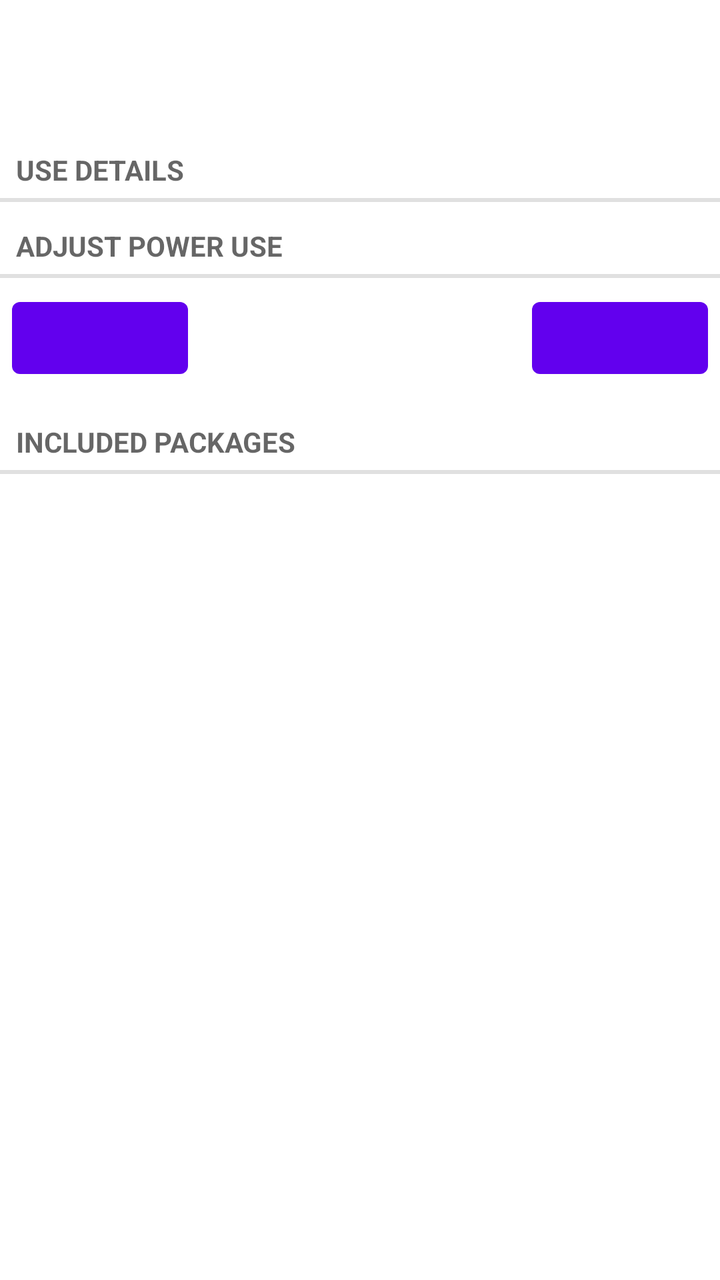
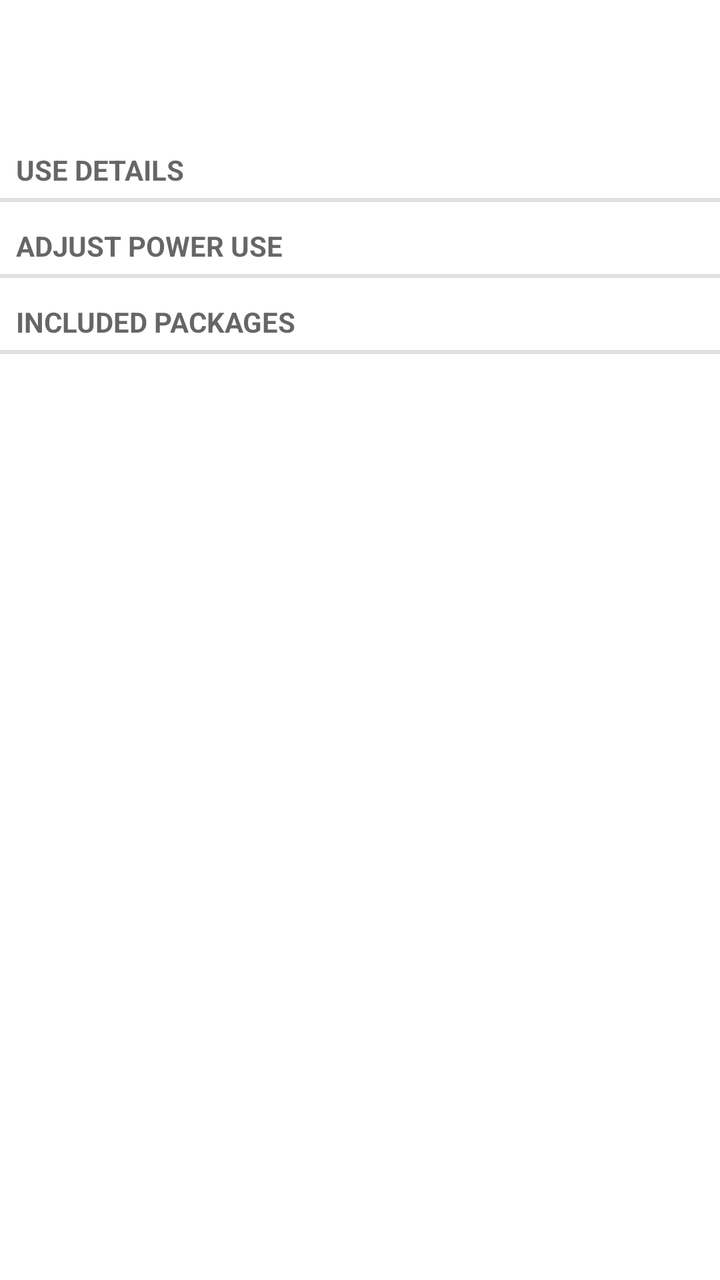

Screens rendered from an Android XML layout before and after an edit, with the pre-edit source and the edit as a unified diff.
<!-- AndroidManifest.xml: fallback theme Theme.MaterialComponents.DayNight.NoActionBar -->
<!-- res/layout/power_usage_details.xml -->
<?xml version="1.0" encoding="utf-8"?>
<ScrollView
    xmlns:android="http://schemas.android.com/apk/res/android"
    android:layout_width="fill_parent"
    android:layout_height="fill_parent">
    <LinearLayout
        android:id="@+id/all_details"
        android:layout_width="fill_parent"
        android:layout_height="fill_parent"
        android:paddingTop="5dip"
        android:paddingBottom="5dip"
        android:orientation="vertical">

        <LinearLayout
            android:layout_width="fill_parent"
            android:layout_height="wrap_content"
            android:minHeight="?android:attr/listPreferredItemHeight"
            android:orientation="horizontal"
            android:gravity="center_vertical"
            android:paddingLeft="12dip"
            android:paddingRight="?android:attr/scrollbarSize">

            <ImageView
                android:id="@+id/icon"
                android:layout_width="48dip"
                android:layout_height="wrap_content"
                android:layout_marginRight="6dip"
                android:layout_gravity="center" />

            <RelativeLayout
                android:layout_width="wrap_content"
                android:layout_height="wrap_content"
                android:layout_marginRight="8dip"
                android:layout_marginTop="2dip"
                android:layout_marginBottom="6dip"
                android:layout_weight="1">

                <TextView android:id="@+id/name"
                    android:layout_width="wrap_content"
                    android:layout_height="wrap_content"
                    android:singleLine="true"
                    android:layout_marginTop="2dip"
                    android:layout_alignParentLeft="true"
                    android:layout_alignParentTop="true"
                    android:layout_toLeftOf="@+id/battery_percentage"
                    android:ellipsize="marquee"
                    android:textAppearance="?android:attr/textAppearanceMedium"/>
                <TextView android:id="@+id/battery_percentage"
                    android:layout_width="wrap_content"
                    android:layout_height="wrap_content"
                    android:singleLine="true"
                    android:layout_alignParentRight="true"
                    android:layout_alignBottom="@+id/name"
                    android:layout_gravity="bottom"
                    android:textAppearance="?android:attr/textAppearanceSmall"
                    android:textStyle="bold"/>
                <ImageView
                    android:id="@+id/gauge"
                    android:background="#80404040"
                    android:layout_height="wrap_content"
                    android:layout_width="fill_parent"
                    android:layout_marginTop="5dip"
                    android:layout_below="@id/battery_percentage"
                    android:layout_gravity="center_vertical" />
                <TextView android:id="@+id/summary"
                    android:layout_width="wrap_content"
                    android:layout_height="wrap_content"
                    android:layout_alignLeft="@id/gauge"
                    android:layout_below="@id/gauge"
                    android:textAppearance="?android:attr/textAppearanceSmall"
                    />
            </RelativeLayout>
        </LinearLayout>

        <TextView
            style="?android:attr/listSeparatorTextViewStyle"
            android:text="@string/details_subtitle" />

        <LinearLayout
            android:id="@+id/details"
            android:layout_width="fill_parent"
            android:layout_height="wrap_content"
            android:paddingLeft="6dip"
            android:orientation="vertical">

            

        </LinearLayout>

        <LinearLayout
            android:id="@+id/controls_section"
            android:layout_width="fill_parent"
            android:layout_height="wrap_content"
            android:orientation="vertical">

            <TextView
                android:id="@+id/controls_section_title"
                style="?android:attr/listSeparatorTextViewStyle"
                android:layout_marginTop="6dip"
                android:text="@string/controls_subtitle" />
            
            <RelativeLayout
                android:layout_width="fill_parent"
                android:layout_height="wrap_content">

                <Button
                    android:id="@+id/action_button1"
                    android:layout_width="wrap_content"
                    android:layout_height="wrap_content"
                    android:layout_marginLeft="6dip"
                    android:layout_marginTop="6dip"
                    android:layout_marginBottom="6dip"
                    android:layout_marginRight="6dip"
                    android:layout_alignParentLeft="true"
                    android:layout_weight="1"/>
                <Button
                    android:id="@+id/action_button2"
                    android:layout_width="wrap_content"
                    android:layout_height="wrap_content"
                    android:layout_marginLeft="6dip"
                    android:layout_marginTop="6dip"
                    android:layout_marginBottom="6dip"
                    android:layout_marginRight="6dip"
                    android:layout_alignParentRight="true"
                    android:layout_weight="1"/>

            </RelativeLayout>

        </LinearLayout>
                    
        <TextView
            android:id="@+id/packages_section_title"
            style="?android:attr/listSeparatorTextViewStyle"
            android:layout_marginTop="6dip"
            android:text="@string/packages_subtitle" />

        <LinearLayout
            android:id="@+id/packages_section"
            android:layout_width="fill_parent"
            android:layout_height="wrap_content"
            android:paddingLeft="6dip"
            android:orientation="vertical">

            

        </LinearLayout>
    </LinearLayout>
</ScrollView>
<!-- resources referenced by this layout -->
<resources>
  <string name="controls_subtitle">Adjust power use</string>
  <string name="details_subtitle">Use details</string>
  <string name="packages_subtitle">Included packages</string>
</resources>

<!-- the commit's change to res/layout/power_usage_details.xml (unified diff, before → after) -->
@@ -88,43 +88,18 @@
         </LinearLayout>
 
         <LinearLayout
-            android:id="@+id/controls_section"
+            android:id="@+id/controls"
             android:layout_width="fill_parent"
             android:layout_height="wrap_content"
             android:orientation="vertical">
 
             <TextView
-                android:id="@+id/controls_section_title"
+                android:id="@+id/controls_title"
                 style="?android:attr/listSeparatorTextViewStyle"
                 android:layout_marginTop="6dip"
                 android:text="@string/controls_subtitle" />
+
             
-            <RelativeLayout
-                android:layout_width="fill_parent"
-                android:layout_height="wrap_content">
-
-                <Button
-                    android:id="@+id/action_button1"
-                    android:layout_width="wrap_content"
-                    android:layout_height="wrap_content"
-                    android:layout_marginLeft="6dip"
-                    android:layout_marginTop="6dip"
-                    android:layout_marginBottom="6dip"
-                    android:layout_marginRight="6dip"
-                    android:layout_alignParentLeft="true"
-                    android:layout_weight="1"/>
-                <Button
-                    android:id="@+id/action_button2"
-                    android:layout_width="wrap_content"
-                    android:layout_height="wrap_content"
-                    android:layout_marginLeft="6dip"
-                    android:layout_marginTop="6dip"
-                    android:layout_marginBottom="6dip"
-                    android:layout_marginRight="6dip"
-                    android:layout_alignParentRight="true"
-                    android:layout_weight="1"/>
-
-            </RelativeLayout>
 
         </LinearLayout>
                     
